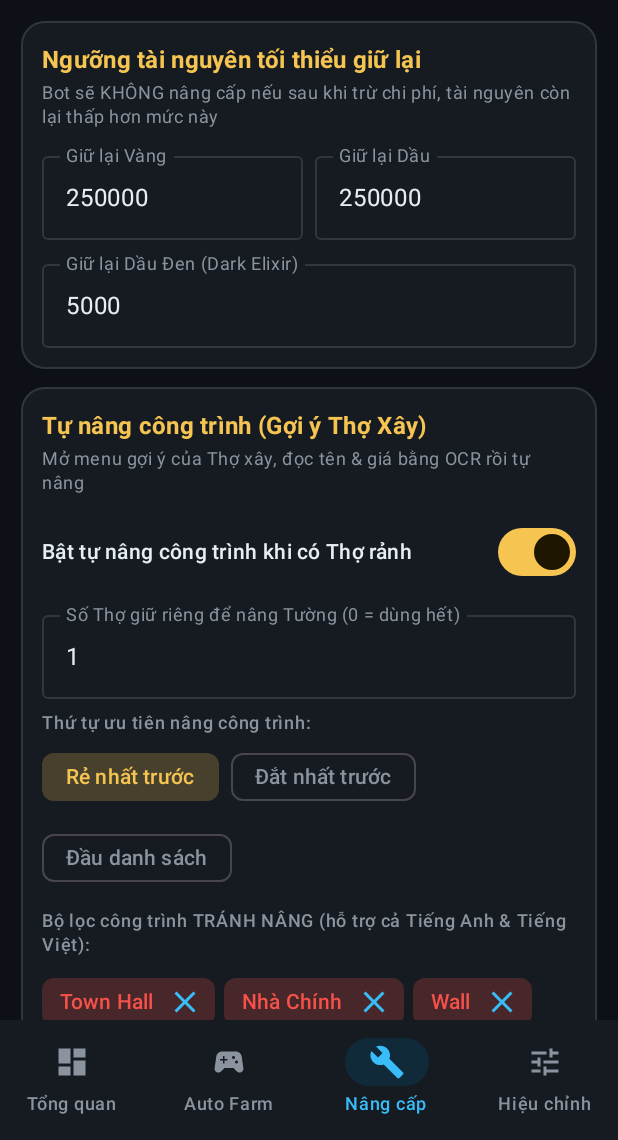
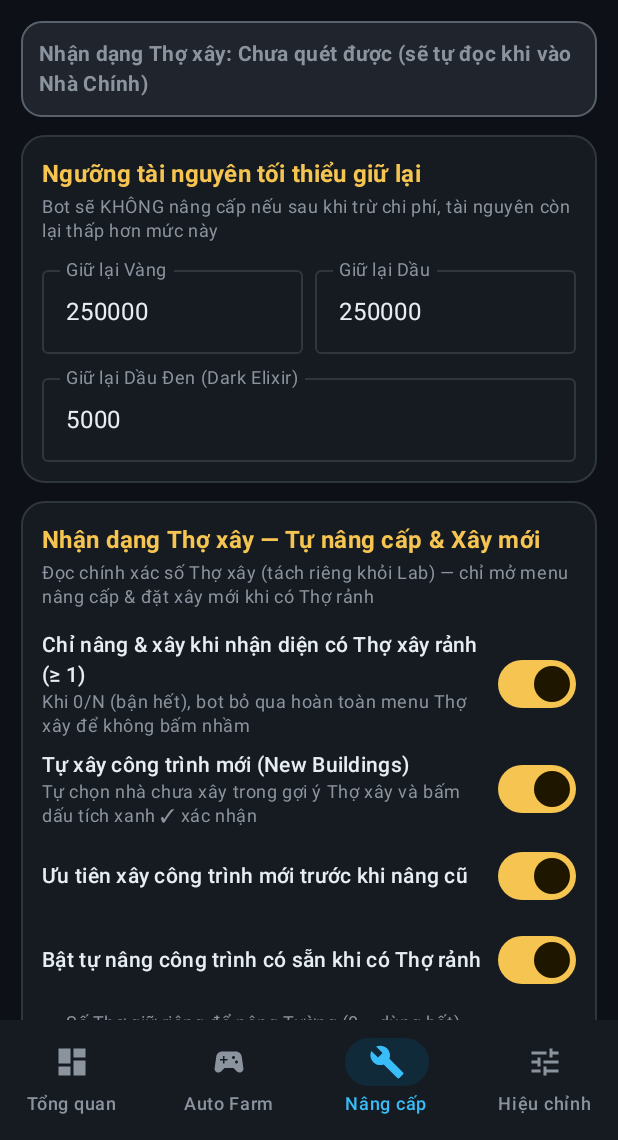
Before and after one commit to ledinhtien219/COCAUTO, an Android app built with Jetpack Compose: the screen it shows after launch (MainActivity), item 3 of the bottom bar chosen, on a phone screen of 412 x 824 dp, the part 96-1236 px from its top. Run offline under Robolectric (Android 15) with nearby library versions, the phone set to English and light mode, and no system bars; network calls fail.

Commit message:
Release v1.5.0: fix update loop, strict builder detection & auto-build new buildings

```diff
--- a/app/build.gradle.kts
+++ b/app/build.gradle.kts
@@ -13,8 +13,8 @@ android {
     applicationId = "com.cocauto.helper"
     minSdk = 26
     targetSdk = 35
-    versionCode = 7
-    versionName = "1.4.1"
+    versionCode = 9
+    versionName = "1.5.0"
   }
 
   signingConfigs {
--- a/app/src/main/kotlin/com/cocauto/helper/MainActivity.kt
+++ b/app/src/main/kotlin/com/cocauto/helper/MainActivity.kt
@@ -229,6 +229,7 @@ class MainActivity : ComponentActivity() {
 
                     2 -> UpgradeTab(
                         config = config,
+                        builderStatus = runtime.stats.lastBuilderStatus,
                         onUpdateConfig = { viewModel.updateConfig(it) },
                     )
 
--- a/app/src/main/kotlin/com/cocauto/helper/model/BotConfig.kt
+++ b/app/src/main/kotlin/com/cocauto/helper/model/BotConfig.kt
@@ -113,6 +113,9 @@ data class AutoUpgradeConfig(
     val minKeepGold: Long = 250_000L,
     val minKeepElixir: Long = 250_000L,
     val minKeepDarkElixir: Long = 5_000L,
+    val onlyActWhenBuilderFree: Boolean = true,
+    val autoBuildNewBuildings: Boolean = true,
+    val prioritizeNewBuildingsFirst: Boolean = true,
     val autoUpgradeBuildings: Boolean = true,
     val reserveBuildersForWalls: Int = 1,
     val upgradePriority: UpgradePriorityOrder = UpgradePriorityOrder.CHEAPEST_FIRST,
--- a/app/src/main/kotlin/com/cocauto/helper/model/BotRuntimeState.kt
+++ b/app/src/main/kotlin/com/cocauto/helper/model/BotRuntimeState.kt
@@ -83,6 +83,7 @@ data class UpgradeCandidate(
     val currency: CurrencyType,
     val tapPoint: NormPoint,
     val isWall: Boolean = false,
+    val isNewBuilding: Boolean = false,
 )
 
 data class BotLogEntry(
@@ -104,6 +105,7 @@ data class SessionStats(
     val estimatedGoldLooted: Long = 0L,
     val estimatedElixirLooted: Long = 0L,
     val estimatedDarkElixirLooted: Long = 0L,
+    val buildingsBuilt: Int = 0,
     val buildingsUpgraded: Int = 0,
     val wallsUpgraded: Int = 0,
     val labUpgradesStarted: Int = 0,
--- a/app/src/main/kotlin/com/cocauto/helper/ui/screens/DashboardTab.kt
+++ b/app/src/main/kotlin/com/cocauto/helper/ui/screens/DashboardTab.kt
@@ -363,7 +363,7 @@ fun DashboardTab(
             }
             Spacer(modifier = Modifier.height(8.dp))
             Row(modifier = Modifier.fillMaxWidth(), horizontalArrangement = Arrangement.spacedBy(8.dp)) {
-                StatTile("Công trình nâng", "${s.buildingsUpgraded}", ClashGold, Modifier.weight(1f))
+                StatTile("Xây mới / Nâng", "${s.buildingsBuilt}/${s.buildingsUpgraded}", ClashGold, Modifier.weight(1f))
                 StatTile("Tường nâng", "${s.wallsUpgraded}", ClashEmerald, Modifier.weight(1f))
                 StatTile("Lab nâng", "${s.labUpgradesStarted}", ClashElixir, Modifier.weight(1f))
             }
--- a/app/src/main/kotlin/com/cocauto/helper/ui/screens/UpgradeTab.kt
+++ b/app/src/main/kotlin/com/cocauto/helper/ui/screens/UpgradeTab.kt
@@ -1,5 +1,6 @@
 package com.cocauto.helper.ui.screens
 
+import androidx.compose.foundation.BorderStroke
 import androidx.compose.foundation.layout.Arrangement
 import androidx.compose.foundation.layout.Column
 import androidx.compose.foundation.layout.ExperimentalLayoutApi
@@ -12,11 +13,14 @@ import androidx.compose.foundation.layout.height
 import androidx.compose.foundation.layout.padding
 import androidx.compose.foundation.layout.width
 import androidx.compose.foundation.rememberScrollState
+import androidx.compose.foundation.shape.RoundedCornerShape
 import androidx.compose.foundation.verticalScroll
 import androidx.compose.material.icons.Icons
 import androidx.compose.material.icons.filled.Add
 import androidx.compose.material.icons.filled.Close
 import androidx.compose.material3.AssistChip
+import androidx.compose.material3.Card
+import androidx.compose.material3.CardDefaults
 import androidx.compose.material3.FilledTonalIconButton
 import androidx.compose.material3.FilterChip
 import androidx.compose.material3.FilterChipDefaults
@@ -32,8 +36,11 @@ import androidx.compose.runtime.remember
 import androidx.compose.runtime.setValue
 import androidx.compose.ui.Alignment
 import androidx.compose.ui.Modifier
+import androidx.compose.ui.graphics.Color
+import androidx.compose.ui.text.font.FontWeight
 import androidx.compose.ui.unit.dp
 import com.cocauto.helper.model.BotConfig
+import com.cocauto.helper.model.BuilderStatus
 import com.cocauto.helper.model.UpgradePriorityOrder
 import com.cocauto.helper.model.WallCurrencyMode
 import com.cocauto.helper.ui.components.IntNumberField
@@ -42,6 +49,7 @@ import com.cocauto.helper.ui.components.SectionCard
 import com.cocauto.helper.ui.components.SettingSwitchRow
 import com.cocauto.helper.ui.components.SingleChoiceChipRow
 import com.cocauto.helper.ui.theme.ClashCrimson
+import com.cocauto.helper.ui.theme.ClashEmerald
 import com.cocauto.helper.ui.theme.ClashGold
 import com.cocauto.helper.ui.theme.TextSecondary
 
@@ -64,6 +72,7 @@ private val COMMON_SKIP_BUILDING_PRESETS = listOf(
 @Composable
 fun UpgradeTab(
     config: BotConfig,
+    builderStatus: BuilderStatus,
     onUpdateConfig: ((BotConfig) -> BotConfig) -> Unit,
 ) {
     val up = config.upgrade
@@ -77,6 +86,35 @@ fun UpgradeTab(
             .padding(14.dp),
         verticalArrangement = Arrangement.spacedBy(12.dp),
     ) {
+        // 0. Live Builder Recognition Status Card
+        val hasFreeBuilder = builderStatus.isValid && builderStatus.freeBuilders > 0
+        val statusColor = when {
+            !builderStatus.isValid -> TextSecondary
+            hasFreeBuilder -> ClashEmerald
+            else -> ClashGold
+        }
+        Card(
+            shape = RoundedCornerShape(14.dp),
+            colors = CardDefaults.cardColors(
+                containerColor = if (hasFreeBuilder) Color(0xFF102A18) else Color(0xFF1F242D),
+            ),
+            border = BorderStroke(1.dp, statusColor.copy(alpha = 0.55f)),
+            modifier = Modifier.fillMaxWidth(),
+        ) {
+            Column(modifier = Modifier.padding(12.dp)) {
+                Text(
+                    text = when {
+                        !builderStatus.isValid -> "Nhận dạng Thợ xây: Chưa quét được (sẽ tự đọc khi vào Nhà Chính)"
+                        hasFreeBuilder -> "Thợ xây: ${builderStatus.freeBuilders}/${builderStatus.totalBuilders} đang RẢNH — Sẵn sàng nâng & xây!"
+                        else -> "Thợ xây: ${builderStatus.freeBuilders}/${builderStatus.totalBuilders} đang BẬN — Khóa menu nâng & xây"
+                    },
+                    style = MaterialTheme.typography.bodyMedium,
+                    fontWeight = FontWeight.Bold,
+                    color = statusColor,
+                )
+            }
+        }
+
         // 1. Minimum Resource Reserves
         SectionCard(
             title = "Ngưỡng tài nguyên tối thiểu giữ lại",
@@ -104,13 +142,32 @@ fun UpgradeTab(
             )
         }
 
-        // 2. Builder Suggested Building Upgrades
+        // 2. Builder Suggested Building Upgrades & New Construction
         SectionCard(
-            title = "Tự nâng công trình (Gợi ý Thợ Xây)",
-            subtitle = "Mở menu gợi ý của Thợ xây, đọc tên & giá bằng OCR rồi tự nâng",
+            title = "Nhận dạng Thợ xây — Tự nâng cấp & Xây mới",
+            subtitle = "Đọc chính xác số Thợ xây (tách riêng khỏi Lab) — chỉ mở menu nâng cấp & đặt xây mới khi có Thợ rảnh",
         ) {
             SettingSwitchRow(
-                title = "Bật tự nâng công trình khi có Thợ rảnh",
+                title = "Chỉ nâng & xây khi nhận diện có Thợ xây rảnh (≥ 1)",
+                subtitle = "Khi 0/N (bận hết), bot bỏ qua hoàn toàn menu Thợ xây để không bấm nhầm",
+                checked = up.onlyActWhenBuilderFree,
+                onCheckedChange = { v -> onUpdateConfig { it.copy(upgrade = it.upgrade.copy(onlyActWhenBuilderFree = v)) } },
+            )
+            SettingSwitchRow(
+                title = "Tự xây công trình mới (New Buildings)",
+                subtitle = "Tự chọn nhà chưa xây trong gợi ý Thợ xây và bấm dấu tích xanh ✓ xác nhận",
+                checked = up.autoBuildNewBuildings,
+                onCheckedChange = { v -> onUpdateConfig { it.copy(upgrade = it.upgrade.copy(autoBuildNewBuildings = v)) } },
+            )
+            if (up.autoBuildNewBuildings) {
+                SettingSwitchRow(
+                    title = "Ưu tiên xây công trình mới trước khi nâng cũ",
+                    checked = up.prioritizeNewBuildingsFirst,
+                    onCheckedChange = { v -> onUpdateConfig { it.copy(upgrade = it.upgrade.copy(prioritizeNewBuildingsFirst = v)) } },
+                )
+            }
+            SettingSwitchRow(
+                title = "Bật tự nâng công trình có sẵn khi có Thợ rảnh",
                 checked = up.autoUpgradeBuildings,
                 onCheckedChange = { v -> onUpdateConfig { it.copy(upgrade = it.upgrade.copy(autoUpgradeBuildings = v)) } },
             )
--- a/app/src/main/kotlin/com/cocauto/helper/updater/AppUpdater.kt
+++ b/app/src/main/kotlin/com/cocauto/helper/updater/AppUpdater.kt
@@ -29,17 +29,23 @@ import java.security.MessageDigest
 class AppUpdater(private val context: Context) {
 
     private val appContext = context.applicationContext
+    private val prefs = appContext.getSharedPreferences("coc_updater_state", Context.MODE_PRIVATE)
     private val _state = MutableStateFlow<UpdateUiState>(UpdateUiState.Idle)
     val state: StateFlow<UpdateUiState> = _state.asStateFlow()
 
     val currentVersionCode: Int get() = BuildConfig.VERSION_CODE
     val currentVersionName: String get() = BuildConfig.VERSION_NAME
 
+    init {
+        reconcilePendingInstall()
+    }
+
     suspend fun checkForUpdates(
         rawSourceUrl: String,
         autoDownload: Boolean = false,
         silentIfUnconfigured: Boolean = false,
     ) {
+        reconcilePendingInstall()
         val endpoint = UpdateManifestParser.normalizeSourceUrl(rawSourceUrl)
         if (endpoint.isBlank()) {
             if (!silentIfUnconfigured) {
@@ -55,7 +61,9 @@ class AppUpdater(private val context: Context) {
 
         result.fold(
             onSuccess = { release ->
-                val hasUpdate = UpdateManifestParser.isNewerVersion(
+                val alreadyInstalledSameUrl = release.apkUrl.isNotBlank() &&
+                    release.apkUrl == prefs.getString(KEY_INSTALLED_URL, null)
+                val hasUpdate = !alreadyInstalledSameUrl && UpdateManifestParser.isNewerVersion(
                     remote = release,
                     currentVersionCode = currentVersionCode,
                     currentVersionName = currentVersionName,
@@ -125,11 +133,20 @@ class AppUpdater(private val context: Context) {
 
     /**
      * Launches Android's standard Package Installer UI for the downloaded APK using FileProvider.
+     * Records pending install URL + current package lastUpdateTime so once installed, the app
+     * will never loop-download the exact same release again.
      */
     fun launchApkInstaller(activityContext: Context, apkFile: File): Boolean {
         if (!apkFile.exists() || apkFile.length() <= 0L) {
             _state.value = UpdateUiState.Error("Tệp APK đã tải không tồn tại.")
             return false
+        }
+        val readyUrl = (_state.value as? UpdateUiState.ReadyToInstall)?.release?.apkUrl
+        if (!readyUrl.isNullOrBlank()) {
+            prefs.edit()
+                .putString(KEY_PENDING_URL, readyUrl)
+                .putLong(KEY_PENDING_BASE_UPDATE_TIME, currentPackageUpdateTime())
+                .apply()
         }
         return runCatching {
             val contentUri = FileProvider.getUriForFile(
@@ -147,6 +164,31 @@ class AppUpdater(private val context: Context) {
         }.onFailure { err ->
             _state.value = UpdateUiState.Error("Không mở được trình cài đặt: ${err.message}")
         }.getOrDefault(false)
+    }
+
+    private fun reconcilePendingInstall() {
+        val pendingUrl = prefs.getString(KEY_PENDING_URL, null) ?: return
+        val baseTime = prefs.getLong(KEY_PENDING_BASE_UPDATE_TIME, 0L)
+        val liveUpdateTime = currentPackageUpdateTime()
+        if (baseTime > 0L && liveUpdateTime > baseTime) {
+            prefs.edit()
+                .putString(KEY_INSTALLED_URL, pendingUrl)
+                .remove(KEY_PENDING_URL)
+                .remove(KEY_PENDING_BASE_UPDATE_TIME)
+                .apply()
+        }
+    }
+
+    private fun currentPackageUpdateTime(): Long {
+        return runCatching {
+            appContext.packageManager.getPackageInfo(appContext.packageName, 0).lastUpdateTime
+        }.getOrDefault(0L)
+    }
+
+    companion object {
+        private const val KEY_INSTALLED_URL = "installed_release_url"
+        private const val KEY_PENDING_URL = "pending_install_url"
+        private const val KEY_PENDING_BASE_UPDATE_TIME = "pending_base_update_time"
     }
 
     private fun fetchManifest(endpoint: String): Result<UpdateReleaseInfo> {
```
Also changed, not shown: app/src/main/kotlin/com/cocauto/helper/engine/AutoUpgradeEngine.kt (+91 -28 lines), app/src/main/kotlin/com/cocauto/helper/updater/UpdateModels.kt (+22 -19 lines), app/src/main/kotlin/com/cocauto/helper/vision/ImageAnalyzer.kt (+51 -0 lines), app/src/main/kotlin/com/cocauto/helper/vision/ResourceParser.kt (+58 -6 lines), app/src/main/kotlin/com/cocauto/helper/vision/ScreenStateDetector.kt (+12 -1 lines), 4 other files.
